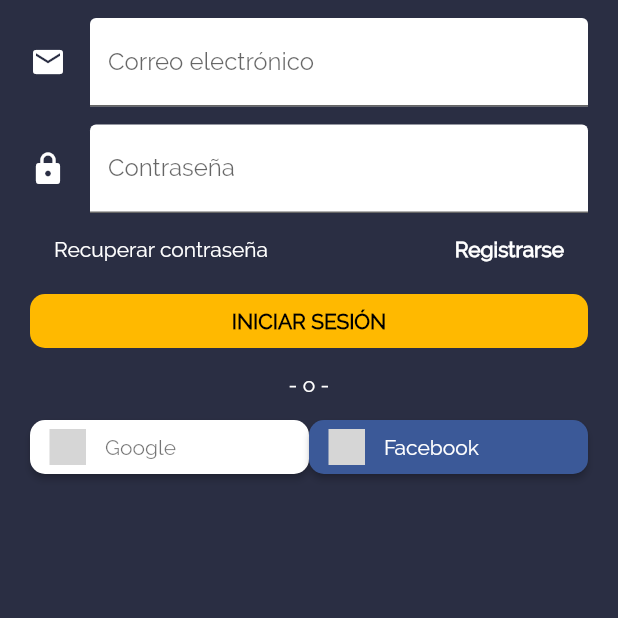
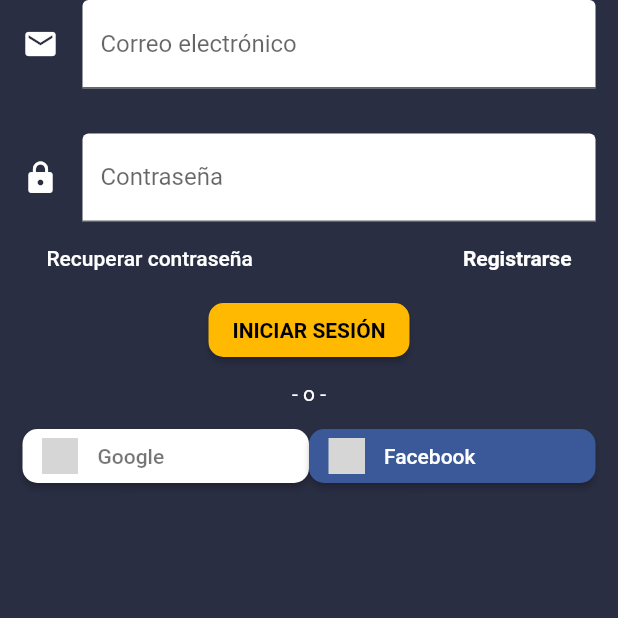
Before and after one commit to karenyulierr/AppTakeva, a Flutter app: the screen it shows after launch, on a phone screen of 412 x 824 dp, the top half of it. Run offline on Flutter 3.47's test engine with Material 2 defaults, Android fonts, the phone set to English and light mode, and no system bars; our stand-ins replace flutter_signin_button, shared_preferences; grey boxes are pictures that could not be loaded.

Commit message:
Login full

```diff
--- a/lib/main.dart
+++ b/lib/main.dart
@@ -1,9 +1,16 @@
+import 'dart:convert';
+
+import 'package:flutter/services.dart';
+import 'package:http/http.dart' as http;
+import 'package:shared_preferences/shared_preferences.dart';
 import 'package:flutter/material.dart';
+import 'package:tp/ui/login.dart';
 import 'package:tp/ui/principal.dart';
 import 'package:tp/ui/registrar.dart';
 import 'package:tp/ui/recuperar_contrasena.dart';
 import 'package:flutter_signin_button/button_list.dart';
 import 'package:flutter_signin_button/button_view.dart';
+
 void main() {
   runApp(MaterialApp(
     home: HomeScreen(),
@@ -16,6 +23,7 @@ void main() {
       '/principal': (context) => PrincipalPasajero(),
       '/registrar': (context) => Registrar(),
       '/recuperar': (context) => RecuperarContrasena(),
+      '/login': (context) => LoginPage(),
     },
   ));
 }
@@ -27,110 +35,43 @@ class HomeScreen extends StatefulWidget {
 
 class _HomeScreenState extends State<HomeScreen> {
   @override
+  // TODO: implement build
   Widget build(BuildContext context) {
-    // TODO: implement build
-    return Scaffold(
-      backgroundColor: Color(0xFF2a2e43),
-      body: SafeArea(
-        child: ListView(
-          padding: EdgeInsets.fromLTRB(20.0, 0,20.0,0),
-          children: <Widget>[
-            Column(
-              children: <Widget>[
-                Image.asset('assets/logo.png'),
-              ],
-            ),
-            SizedBox(height: 12.0),
-            TextField(
-              decoration: InputDecoration(
-                filled: true,
-                fillColor: Colors.white,
-                labelText: 'Correo electrónico',
-                icon: Icon(
-                  Icons.email,
-                  color: (Colors.white),
-                ),
-              ),
-            ),
-            SizedBox(height: 12.0),
-            TextField(
-              decoration: InputDecoration(
-                filled: true,
-                labelText: 'Contraseña',
-                fillColor: Colors.white,
-                icon: Icon(
-                  Icons.lock,
-                  color: (Colors.white),
-                ),
-              ),
-              obscureText: true,
-            ),
-            Container(
-              child: Row(
-                mainAxisAlignment: MainAxisAlignment.spaceBetween,
-                children: <Widget>[
-                  FlatButton(
-                    child: Text('Recuperar contraseña',
-                    style: TextStyle(color: Colors.white),),
-                    onPressed: () {
-                      Navigator.pushNamed(context, "/recuperar");
-                    },
-                  ),
-                  FlatButton(
-                    child: Text(
-                      'Registrarse',
-                      style: TextStyle(fontWeight: FontWeight.bold, color: Colors.white),
-                    ),
-                    onPressed: () {
-                      Navigator.pushNamed(context, "/registrar");
-                    },
-                  ),
-                ],
-              ),
-            ),
-
-            FlatButton(
-              child: Text('INICIAR SESIÓN', style: TextStyle(color: Colors.black, fontWeight: FontWeight.bold)),
-              color: Color(0xFFffb900),
-              onPressed: () {
-                Navigator.pushNamed(context, "/principal");
-              },
-              shape: RoundedRectangleBorder(
-                borderRadius: BorderRadius.circular(10.0),
-              ),
-            ),
-            SizedBox(height: 10.0),
-            Text("- o -",style: TextStyle(color: Colors.white), textAlign: TextAlign.center),
-            SizedBox(height: 10.0),
-            Container(
-              child: Row(
-                mainAxisAlignment: MainAxisAlignment.spaceBetween,
-                children: <Widget>[
-                  Flexible(child: SignInButton(
-                      Buttons.Google,
-                      text: "Google",
-                      onPressed: () {},
-                      shape: RoundedRectangleBorder(
-                        borderRadius: BorderRadius.circular(10.0),
-                      ),
-                    ),),
-
-                  Flexible(
-                    child: SignInButton(
-                      Buttons.Facebook,
-                      text: "Facebook",
-                      onPressed: () {},
-                      shape: RoundedRectangleBorder(
-                        borderRadius: BorderRadius.circular(10.0),
-                      ),
-                    ),
-                  ),
-                ],
-              ),
-            ),
-          ],
-        ),
-      ),
+    return MaterialApp(
+      title: "Codigo Alpha Flutter",
+      debugShowCheckedModeBanner: false,
+      home: MainPage(),
+      theme: ThemeData(accentColor: Colors.white70),
     );
   }
 }
+
+class MainPage extends StatefulWidget {
+  @override
+  _MainPageState createState() => _MainPageState();
+}
+
+class _MainPageState extends State<MainPage> {
+  SharedPreferences sharedPreferences;
+
+  @override
+  void initState() {
+    super.initState();
+    checkLoginStatus();
+  }
+
+  checkLoginStatus() async {
+    sharedPreferences = await SharedPreferences.getInstance();
+    if (sharedPreferences.getString("token") == null) {
+      Navigator.of(context).pushAndRemoveUntil(
+          MaterialPageRoute(builder: (BuildContext context) => LoginPage()),
+          (Route<dynamic> route) => false);
+    }
+  }
+
+  @override
+  Widget build(BuildContext context) {
+    return Scaffold(
+    );
+  }
+}
--- /dev/null
+++ b/lib/ui/login.dart
@@ -0,0 +1,226 @@
+import 'dart:convert';
+import 'package:flutter_signin_button/button_list.dart';
+import 'package:flutter_signin_button/button_view.dart';
+import 'package:tp/ui/principal.dart';
+import 'package:flutter/material.dart';
+import 'package:flutter/services.dart';
+import 'package:http/http.dart' as http;
+import 'package:shared_preferences/shared_preferences.dart';
+
+import '../main.dart';
+
+class LoginPage extends StatefulWidget {
+  @override
+  _LoginPageState createState() => _LoginPageState();
+}
+
+class _LoginPageState extends State<LoginPage> {
+  bool _isLoading = false;
+
+  @override
+  Widget build(BuildContext context) {
+    return Scaffold(
+      body: Container(
+        color: Color(0xFF2a2e43),
+        child: _isLoading
+            ? Center(child: CircularProgressIndicator())
+            : ListView(
+                children: <Widget>[
+                  headerSection(),
+                  textSection(),
+                ],
+              ),
+      ),
+    );
+  }
+
+  signIn(String email, pass) async {
+    SharedPreferences sharedPreferences = await SharedPreferences.getInstance();
+    Map data = {'email': email, 'password': pass};
+    var jsonResponse = null;
+
+    var response =
+        await http.post("http://192.168.100.35:8000/api/login", body: data);
+    if (response.statusCode == 200) {
+      jsonResponse = json.decode(response.body);
+      print('Response status: ${response.statusCode}');
+      print('Response body: ${response.body}');
+      if (jsonResponse != null) {
+        setState(() {
+          _isLoading = false;
+        });
+        sharedPreferences.setString("token", jsonResponse['token']);
+        Navigator.of(context).pushAndRemoveUntil(
+            MaterialPageRoute(
+                builder: (BuildContext context) => PrincipalPasajero()),
+            (Route<dynamic> route) => false);
+      }
+    } else {
+      setState(() {
+        _isLoading = false;
+      });
+      print(response.body);
+    }
+  }
+
+  final _formKey = GlobalKey<FormState>();
+  final TextEditingController emailController = new TextEditingController();
+  final TextEditingController passwordController = new TextEditingController();
+
+  Container textSection() {
+    return Container(
+      padding: EdgeInsets.symmetric(horizontal: 15.0),
+      child: Form(
+      key: _formKey,
+      child: Column(
+        children: <Widget>[
+
+          TextFormField(
+            validator: (value) {
+              if (value.isEmpty) {
+                return 'Este campo no puede estar vacío';
+              }
+              String p = "[a-zA-Z0-9\+\.\_\%\-\+]{1,256}" +
+                  "\\@" +
+                  "[a-zA-Z0-9][a-zA-Z0-9\\-]{0,64}" +
+                  "(" +
+                  "\\." +
+                  "[a-zA-Z0-9][a-zA-Z0-9\\-]{0,25}" +
+                  ")+";
+              RegExp regExp = new RegExp(p);
+              if (regExp.hasMatch(value)) {
+                return null;
+              }
+              return 'Email suministrado no válido. Intente otro correo electrónico';
+            },
+
+            controller: emailController,
+            //validator: validateEmail,
+            keyboardType: TextInputType.emailAddress,
+
+            decoration: InputDecoration(
+              filled: true,
+              fillColor: Colors.white,
+              labelText: 'Correo electrónico',
+              icon: Icon(
+                Icons.email,
+                color: (Colors.white),
+              ),
+            ),
+          ),
+          SizedBox(height: 30.0),
+          TextFormField(
+            controller: passwordController,
+            /* validator: validatePassword, */
+            validator: (value) {
+              if (value.isEmpty) {
+                return 'Este campo no puede estar vacío';
+              }
+              return null;
+            },
+            decoration: InputDecoration(
+              filled: true,
+              labelText: 'Contraseña',
+              fillColor: Colors.white,
+              icon: Icon(
+                Icons.lock,
+                color: (Colors.white),
+              ),
+            ),
+            obscureText: true,
+          ),
+          Container(
+            child: Row(
+              mainAxisAlignment: MainAxisAlignment.spaceBetween,
+              children: <Widget>[
+                FlatButton(
+                  child: Text(
+                    'Recuperar contraseña',
+                    style: TextStyle(color: Colors.white),
+                  ),
+                  onPressed: () {
+                    Navigator.pushNamed(context, "/recuperar");
+                  },
+                ),
+                FlatButton(
+                  child: Text(
+                    'Registrarse',
+                    style: TextStyle(
+                        fontWeight: FontWeight.bold, color: Colors.white),
+                  ),
+                  onPressed: () {
+                    Navigator.pushNamed(context, "/registrar");
+                  },
+                ),
+              ],
+            ),
+          ),
+          RaisedButton(
+            onPressed:
+                /*emailController.text == "" || passwordController.text == ""
+                    ? null
+                    : */
+                () {
+              setState(() {
+                if (_formKey.currentState.validate()) {
+                _isLoading = true;
+                }
+              });
+              signIn(emailController.text, passwordController.text);
+            },
+            child: Text('INICIAR SESIÓN',
+                style: TextStyle(
+                    color: Colors.black, fontWeight: FontWeight.bold)),
+            color: Color(0xFFffb900),
+            shape: RoundedRectangleBorder(
+              borderRadius: BorderRadius.circular(10.0),
+            ),
+          ),
+          SizedBox(height: 10.0),
+          Text("- o -",
+              style: TextStyle(color: Colors.white),
+              textAlign: TextAlign.center),
+          SizedBox(height: 10.0),
+          Container(
+            child: Row(
+              mainAxisAlignment: MainAxisAlignment.spaceBetween,
+              children: <Widget>[
+                Flexible(
+                  child: SignInButton(
+                    Buttons.Google,
+                    text: "Google",
+                    onPressed: () {},
+                    shape: RoundedRectangleBorder(
+                      borderRadius: BorderRadius.circular(10.0),
+                    ),
+                  ),
+                ),
+                Flexible(
+                  child: SignInButton(
+                    Buttons.Facebook,
+                    text: "Facebook",
+                    onPressed: () {},
+                    shape: RoundedRectangleBorder(
+                      borderRadius: BorderRadius.circular(10.0),
+                    ),
+                  ),
+                ),
+              ],
+            ),
+          ),
+        ],
+      ),),
+    );
+  }
+
+  Container headerSection() {
+    return Container(
+      padding: EdgeInsets.symmetric(horizontal: 20.0),
+      child: Column(
+        children: <Widget>[
+          Image.asset('assets/logo.png'),
+        ],
+      ),
+    );
+  }
+}
--- a/pubspec.yaml
+++ b/pubspec.yaml
@@ -19,11 +19,11 @@ environment:
 dependencies:
   flutter:
     sdk: flutter
-
+  http: any
+  shared_preferences: any
   # The following adds the Cupertino Icons font to your application.
   # Use with the CupertinoIcons class for iOS style icons.
   cupertino_icons: ^0.1.2
-  http: ^0.12.1
   flutter_signin_button: ^1.0.0
 
 
```
Also changed, not shown: lib/ui/principal.dart (+138 -37 lines), pubspec.lock.
